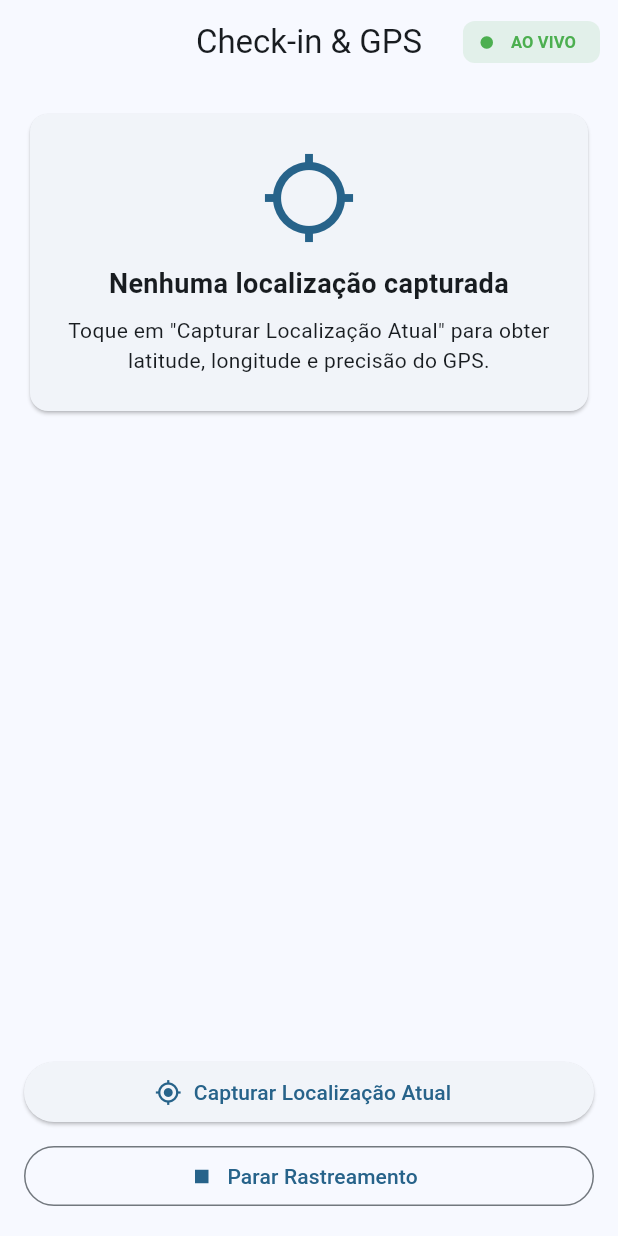
After one commit to HenriqueNB/PDM_aula13, a Flutter app: the screen it shows after launch, after a tap on "Capturar Localização Atual", after a tap on "Iniciar Rastreamento Contínuo", on a phone screen of 412 x 824 dp. The commit adds this screen. Run offline on Flutter 3.47's test engine with Material 3 defaults, Android fonts, the phone set to English and light mode, and no system bars; our stand-ins replace geolocator, shared_preferences, sqflite; accounts and stored records are empty.

Commit message:
feat: constroi interface de check-in com coordenadas e rastreamento em tempo real

```diff
--- a/lib/main.dart
+++ b/lib/main.dart
@@ -1,6 +1,6 @@
 import 'package:flutter/material.dart';
 
-import 'screens/tarefas_screen.dart';
+import 'screens/geolocalizacao_screen.dart';
 
 void main() {
   WidgetsFlutterBinding.ensureInitialized();
@@ -14,12 +14,12 @@ class MeuApp extends StatelessWidget {
   Widget build(BuildContext context) {
     return MaterialApp(
       debugShowCheckedModeBanner: false,
-      title: 'Aula 13 - SQLite',
+      title: 'Aula 14 - GPS',
       theme: ThemeData(
         useMaterial3: true,
-        colorSchemeSeed: Colors.teal,
+        colorSchemeSeed: Colors.lightBlue,
       ),
-      home: const TarefasScreen(),
+      home: const GeolocalizacaoScreen(),
     );
   }
 }
--- /dev/null
+++ b/lib/screens/geolocalizacao_screen.dart
@@ -0,0 +1,400 @@
+import 'dart:async';
+
+import 'package:flutter/material.dart';
+import 'package:geolocator/geolocator.dart';
+import 'package:url_launcher/url_launcher.dart';
+
+import '../services/location_service.dart';
+import '../utils/geo_utils.dart';
+
+class GeolocalizacaoScreen extends StatefulWidget {
+  const GeolocalizacaoScreen({super.key});
+
+  @override
+  State<GeolocalizacaoScreen> createState() => _GeolocalizacaoScreenState();
+}
+
+class _GeolocalizacaoScreenState extends State<GeolocalizacaoScreen> {
+  final _locationService = LocationService();
+
+  Position? _posicaoAtual;
+  bool _carregando = false;
+  String? _mensagemErro;
+  bool _permissaoNegadaPermanentemente = false;
+  StreamSubscription<Position>? _positionStreamSub;
+  bool _rastreando = false;
+
+  @override
+  void dispose() {
+    _positionStreamSub?.cancel();
+    super.dispose();
+  }
+
+  Future<void> _buscarLocalizacao() async {
+    setState(() {
+      _carregando = true;
+      _mensagemErro = null;
+      _permissaoNegadaPermanentemente = false;
+    });
+
+    try {
+      final posicao = await _locationService.obterPosicaoAtual();
+      if (!mounted) return;
+      setState(() => _posicaoAtual = posicao);
+    } catch (erro) {
+      if (!mounted) return;
+      setState(() {
+        _mensagemErro = _limparMensagemErro(erro);
+        _permissaoNegadaPermanentemente =
+            _mensagemErro!.contains('permanentemente');
+      });
+    } finally {
+      if (mounted) setState(() => _carregando = false);
+    }
+  }
+
+  Future<void> _alternarRastreamento() async {
+    if (_rastreando) {
+      await _positionStreamSub?.cancel();
+      if (!mounted) return;
+      setState(() {
+        _rastreando = false;
+        _positionStreamSub = null;
+      });
+      return;
+    }
+
+    setState(() {
+      _carregando = true;
+      _mensagemErro = null;
+      _permissaoNegadaPermanentemente = false;
+    });
+
+    try {
+      await _locationService.garantirPermissoes();
+      if (!mounted) return;
+
+      setState(() {
+        _rastreando = true;
+        _carregando = false;
+      });
+
+      _positionStreamSub = _locationService.monitorarPosicao().listen(
+        (posicao) {
+          if (!mounted) return;
+          setState(() => _posicaoAtual = posicao);
+        },
+        onError: (erro) {
+          if (!mounted) return;
+          setState(() {
+            _mensagemErro = _limparMensagemErro(erro);
+            _rastreando = false;
+          });
+          _positionStreamSub?.cancel();
+        },
+      );
+    } catch (erro) {
+      if (!mounted) return;
+      setState(() {
+        _carregando = false;
+        _rastreando = false;
+        _mensagemErro = _limparMensagemErro(erro);
+        _permissaoNegadaPermanentemente =
+            _mensagemErro!.contains('permanentemente');
+      });
+    }
+  }
+
+  Future<void> _abrirNoMapa() async {
+    final posicao = _posicaoAtual;
+    if (posicao == null) return;
+
+    final uri = Uri.parse(
+      'https://maps.google.com/?q=${posicao.latitude},${posicao.longitude}',
+    );
+
+    try {
+      final abriu = await launchUrl(uri, mode: LaunchMode.externalApplication);
+      if (!abriu) {
+        throw Exception('Não foi possível abrir o Google Maps.');
+      }
+    } catch (erro) {
+      if (!mounted) return;
+      _mostrarMensagem('Falha ao abrir o mapa: ${_limparMensagemErro(erro)}');
+    }
+  }
+
+  String _limparMensagemErro(Object erro) {
+    return erro.toString().replaceFirst('Exception: ', '');
+  }
+
+  void _mostrarMensagem(String mensagem) {
+    if (!mounted) return;
+    ScaffoldMessenger.of(context)
+      ..hideCurrentSnackBar()
+      ..showSnackBar(SnackBar(content: Text(mensagem)));
+  }
+
+  @override
+  Widget build(BuildContext context) {
+    final tema = Theme.of(context);
+
+    return Scaffold(
+      appBar: AppBar(
+        title: const Text('Check-in & GPS'),
+        centerTitle: true,
+        actions: [
+          if (_rastreando)
+            Padding(
+              padding: const EdgeInsets.only(right: 12),
+              child: Chip(
+                avatar: const Icon(
+                  Icons.circle,
+                  size: 10,
+                  color: Colors.green,
+                ),
+                label: const Text('AO VIVO'),
+                labelStyle: const TextStyle(
+                  fontSize: 11,
+                  fontWeight: FontWeight.bold,
+                  color: Colors.green,
+                ),
+                backgroundColor: Colors.green.withValues(alpha: 0.12),
+                side: BorderSide.none,
+                visualDensity: VisualDensity.compact,
+              ),
+            ),
+        ],
+      ),
+      body: SafeArea(
+        child: Padding(
+          padding: const EdgeInsets.all(16),
+          child: Column(
+            children: [
+              Expanded(
+                child: ListView(
+                  children: [
+                    if (_carregando) ...[
+                      const LinearProgressIndicator(),
+                      const SizedBox(height: 12),
+                    ],
+                    if (_mensagemErro != null) ...[
+                      _construirCardErro(),
+                      const SizedBox(height: 12),
+                    ],
+                    if (_posicaoAtual != null)
+                      _construirCardPosicao(_posicaoAtual!)
+                    else if (!_carregando && _mensagemErro == null)
+                      _construirEstadoInicial(tema),
+                  ],
+                ),
+              ),
+              const SizedBox(height: 12),
+              SizedBox(
+                width: double.infinity,
+                child: ElevatedButton.icon(
+                  onPressed: _carregando ? null : _buscarLocalizacao,
+                  icon: const Icon(Icons.gps_fixed),
+                  label: const Text('Capturar Localização Atual'),
+                ),
+              ),
+              const SizedBox(height: 8),
+              SizedBox(
+                width: double.infinity,
+                child: OutlinedButton.icon(
+                  onPressed: _carregando ? null : _alternarRastreamento,
+                  icon: Icon(_rastreando ? Icons.stop : Icons.play_arrow),
+                  label: Text(
+                    _rastreando
+                        ? 'Parar Rastreamento'
+                        : 'Iniciar Rastreamento Contínuo',
+                  ),
+                ),
+              ),
+              if (_posicaoAtual != null) ...[
+                const SizedBox(height: 8),
+                SizedBox(
+                  width: double.infinity,
+                  child: OutlinedButton.icon(
+                    onPressed: _abrirNoMapa,
+                    icon: const Icon(Icons.map),
+                    label: const Text('Abrir no Google Maps'),
+                  ),
+                ),
+              ],
+            ],
+          ),
+        ),
+      ),
+    );
+  }
+
+  Widget _construirEstadoInicial(ThemeData tema) {
+    return Card(
+      child: Padding(
+        padding: const EdgeInsets.all(24),
+        child: Column(
+          children: [
+            Icon(
+              Icons.location_searching,
+              size: 64,
+              color: tema.colorScheme.primary,
+            ),
+            const SizedBox(height: 12),
+            const Text(
+              'Nenhuma localização capturada',
+              textAlign: TextAlign.center,
+              style: TextStyle(fontSize: 18, fontWeight: FontWeight.bold),
+            ),
+            const SizedBox(height: 8),
+            const Text(
+              'Toque em "Capturar Localização Atual" para obter latitude, '
+              'longitude e precisão do GPS.',
+              textAlign: TextAlign.center,
+            ),
+          ],
+        ),
+      ),
+    );
+  }
+
+  Widget _construirCardErro() {
+    final erroDeGps = _mensagemErro!.contains('GPS');
+
+    return Card(
+      color: Colors.red.shade50,
+      child: Padding(
+        padding: const EdgeInsets.all(12),
+        child: Column(
+          crossAxisAlignment: CrossAxisAlignment.start,
+          children: [
+            Row(
+              crossAxisAlignment: CrossAxisAlignment.start,
+              children: [
+                Icon(Icons.error_outline, color: Colors.red.shade700),
+                const SizedBox(width: 8),
+                Expanded(
+                  child: Text(
+                    _mensagemErro!,
+                    style: TextStyle(color: Colors.red.shade900),
+                  ),
+                ),
+              ],
+            ),
+            if (_permissaoNegadaPermanentemente)
+              Align(
+                alignment: Alignment.centerRight,
+                child: TextButton.icon(
+                  onPressed: () => _locationService.abrirConfiguracoes(),
+                  icon: const Icon(Icons.settings),
+                  label: const Text('Abrir configurações'),
+                ),
+              )
+            else if (erroDeGps)
+              Align(
+                alignment: Alignment.centerRight,
+                child: TextButton.icon(
+                  onPressed: () =>
+                      _locationService.abrirConfiguracoesLocalizacao(),
+                  icon: const Icon(Icons.location_on),
+                  label: const Text('Ativar GPS'),
+                ),
+              ),
+          ],
+        ),
+      ),
+    );
+  }
+
+  Widget _construirCardPosicao(Position posicao) {
+    final nivel = classificarPrecisao(posicao.accuracy);
+    final distancia = calcularDistanciaAteFatec(posicao);
+
+    return Card(
+      elevation: 3,
+      clipBehavior: Clip.antiAlias,
+      child: Column(
+        children: [
+          Padding(
+            padding: const EdgeInsets.fromLTRB(16, 16, 16, 8),
+            child: Row(
+              children: [
+                const Expanded(
+                  child: Text(
+                    'Coordenadas capturadas',
+                    style: TextStyle(
+                      fontSize: 16,
+                      fontWeight: FontWeight.bold,
+                    ),
+                    overflow: TextOverflow.ellipsis,
+                  ),
+                ),
+                const SizedBox(width: 8),
+                _construirChipPrecisao(nivel, posicao.accuracy),
+              ],
+            ),
+          ),
+          ListTile(
+            leading: const Icon(Icons.my_location, color: Colors.blue),
+            title: const Text('Latitude'),
+            subtitle: Text(posicao.latitude.toStringAsFixed(6)),
+          ),
+          ListTile(
+            leading: const Icon(Icons.location_on, color: Colors.green),
+            title: const Text('Longitude'),
+            subtitle: Text(posicao.longitude.toStringAsFixed(6)),
+          ),
+          ListTile(
+            leading: const Icon(Icons.speed, color: Colors.orange),
+            title: const Text('Precisão / Altitude'),
+            subtitle: Text(
+              'Precisão: ${posicao.accuracy.toStringAsFixed(1)} m | '
+              'Alt: ${posicao.altitude.toStringAsFixed(1)} m',
+            ),
+          ),
+          const Divider(height: 1),
+          ListTile(
+            leading: const Icon(Icons.school, color: Colors.purple),
+            title: const Text('Distância até a Fatec Matão'),
+            subtitle: Text(formatarDistancia(distancia)),
+            trailing: const Icon(Icons.flag_outlined),
+          ),
+        ],
+      ),
+    );
+  }
+
+  Widget _construirChipPrecisao(NivelPrecisao nivel, double precisao) {
+    late final Color cor;
+    late final String rotulo;
+    late final IconData icone;
+
+    switch (nivel) {
+      case NivelPrecisao.excelente:
+        cor = Colors.green;
+        rotulo = 'Excelente';
+        icone = Icons.gps_fixed;
+      case NivelPrecisao.media:
+        cor = Colors.orange;
+        rotulo = 'Média';
+        icone = Icons.gps_not_fixed;
+      case NivelPrecisao.baixa:
+        cor = Colors.red;
+        rotulo = 'Baixa';
+        icone = Icons.gps_off;
+    }
+
+    return Chip(
+      avatar: Icon(icone, size: 18, color: cor),
+      label: Text('$rotulo • ${precisao.toStringAsFixed(1)} m'),
+      labelStyle: TextStyle(
+        color: cor,
+        fontWeight: FontWeight.w600,
+        fontSize: 12,
+      ),
+      backgroundColor: cor.withValues(alpha: 0.12),
+      side: BorderSide(color: cor.withValues(alpha: 0.4)),
+      visualDensity: VisualDensity.compact,
+    );
+  }
+}
```
Also changed, not shown: lib/utils/geo_utils.dart (added, +37 -0 lines), 3 other files.
